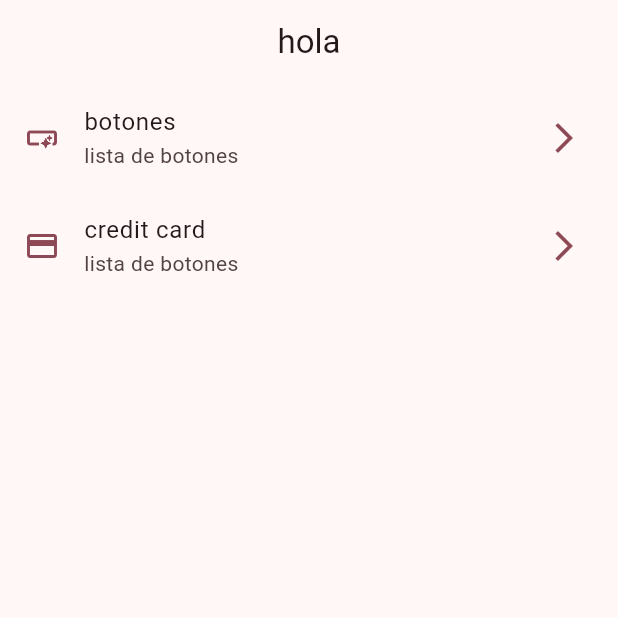
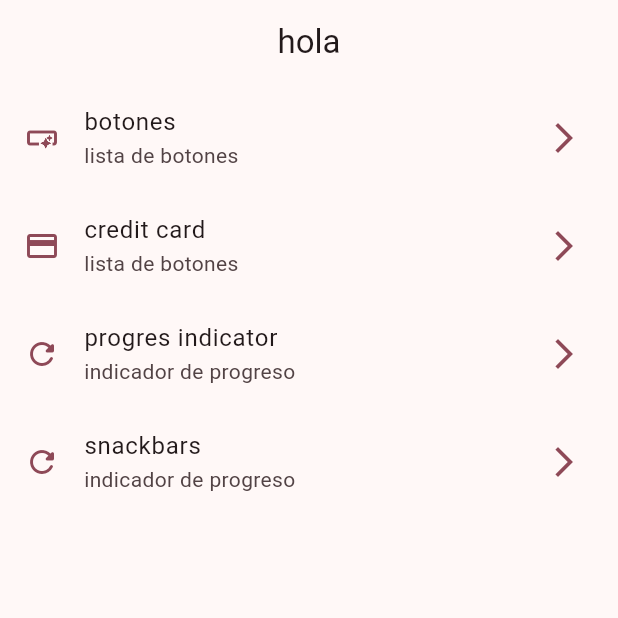
Before and after one commit to joymar300/widgets_app, a Flutter app: the screen it shows after launch, on a phone screen of 412 x 824 dp, the top half of it. Run offline on Flutter 3.47's test engine with Material 2 defaults, Android fonts, the phone set to English and light mode, and no system bars; our stand-ins replace go_router.

Commit message:
snackbars

```diff
--- a/lib/config/menu items/menu_items.dart
+++ b/lib/config/menu items/menu_items.dart
@@ -24,4 +24,14 @@ const appMenuItems = <MenuItems>[
       subTitle: 'lista de botones',
       link: '/cards',
       iconData: Icons.credit_card),
+  MenuItems(
+      title: 'progres indicator',
+      subTitle: 'indicador de progreso',
+      link: '/progress',
+      iconData: Icons.refresh_rounded),
+  MenuItems(
+      title: 'snackbars',
+      subTitle: 'indicador de progreso',
+      link: '/snackbars',
+      iconData: Icons.refresh_rounded),
 ];
--- a/lib/config/router/app_router.dart
+++ b/lib/config/router/app_router.dart
@@ -21,5 +21,15 @@ final appRouter = GoRouter(
       name: CardsScreen.name,
       builder: (context, state) => CardsScreen(),
     ),
+    GoRoute(
+      path: '/progress',
+      name: ProgressScreen.name,
+      builder: (context, state) => ProgressScreen(),
+    ),
+    GoRoute(
+      path: '/snackbars',
+      name: SnackbarScreen.name,
+      builder: (context, state) => SnackbarScreen(),
+    ),
   ],
 );
--- a/lib/main.dart
+++ b/lib/main.dart
@@ -15,6 +15,7 @@ class MainApp extends StatelessWidget {
   @override
   Widget build(BuildContext context) {
     return MaterialApp.router(
+      title: 'Flutter widget app',
       routerConfig: appRouter,
       theme: AppTheme(selectedColor: 2).getTheme(),
       debugShowCheckedModeBanner: false,
```
Also changed, not shown: lib/presentation/screens/progress_screen/progress_Screen.dart (+55 -1 lines), lib/presentation/screens/snackbar/snackbar_screen.dart (+47 -1 lines).
